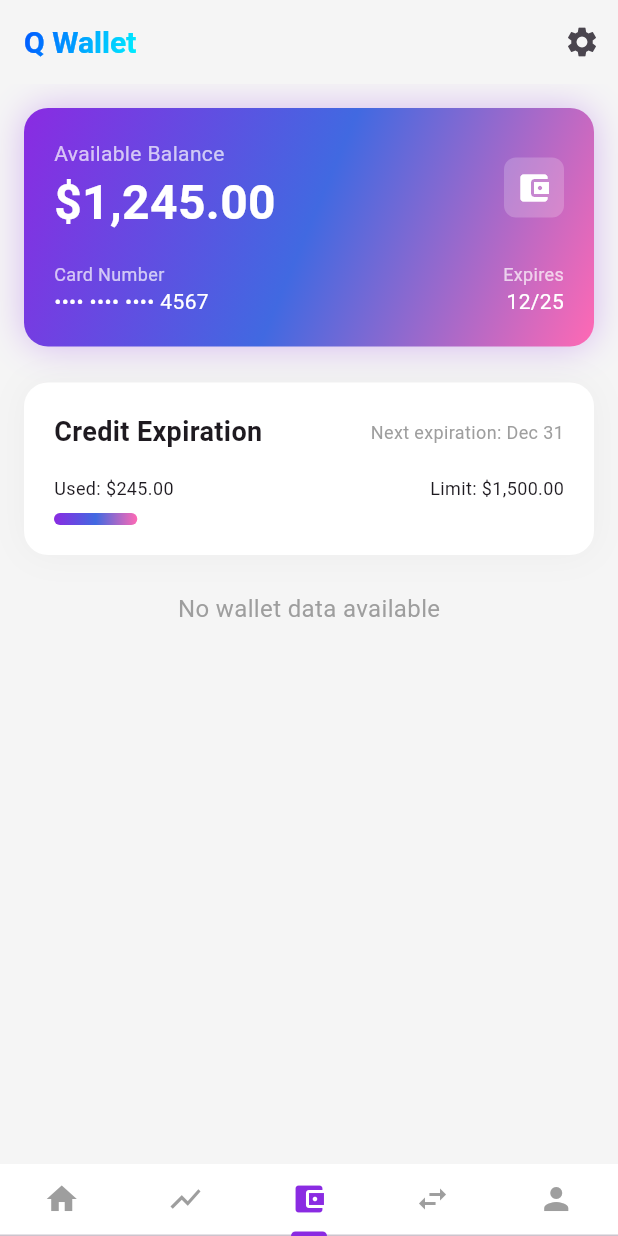
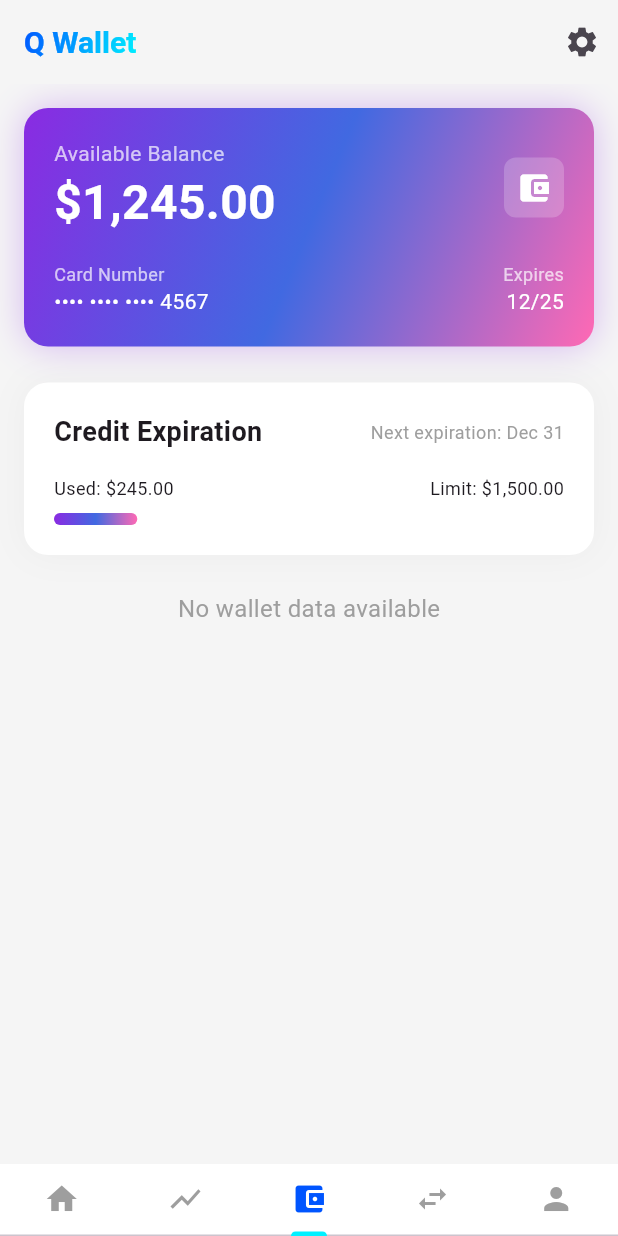
Before and after one commit to zianksm/Eth-Taipei, a Flutter app: the WalletHomePage screen opened directly, item 3 of the bottom bar chosen, on a phone screen of 412 x 824 dp. Run offline on Flutter 3.47's test engine with Material 3 defaults, Android fonts, the phone set to English and light mode, and no system bars; our stand-ins replace firebase_auth, firebase_core, flutter_dotenv, flutter_secure_storage, font_awesome_flutter, google_sign_in; missing offline and left inert: flutter_inappwebview, wallet, web3dart; accounts and stored records are empty.

Commit message:
Modified navbar's color to blue

```diff
--- a/frontend/q_wallet/lib/pages/home_page.dart
+++ b/frontend/q_wallet/lib/pages/home_page.dart
@@ -75,9 +75,9 @@ class _WalletHomePageState extends State<WalletHomePage> with SingleTickerProvid
         color: Colors.white,
         child: TabBar(
           controller: _tabController,
-          labelColor: const Color(0xFF8A2BE2),
+          labelColor: const Color(0xFF0055FF),
           unselectedLabelColor: Colors.grey,
-          indicatorColor: const Color(0xFF8A2BE2),
+          indicatorColor: const Color(0xFF00F0FF),
           tabs: const [
             Tab(icon: Icon(Icons.home)),
             Tab(icon: Icon(Icons.show_chart)),
```
